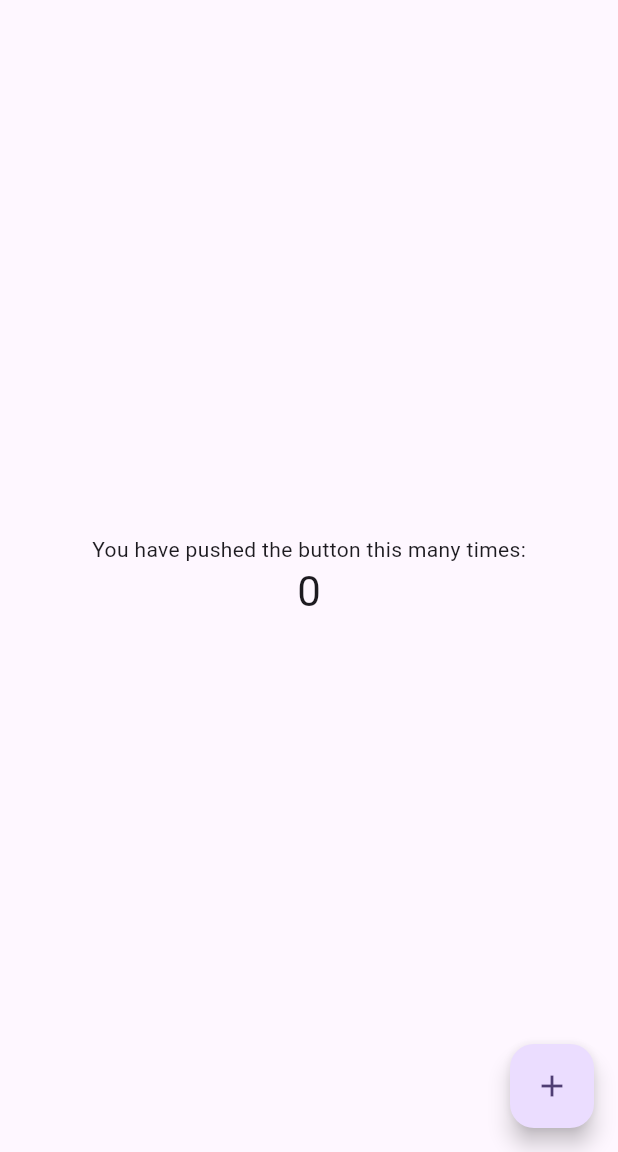
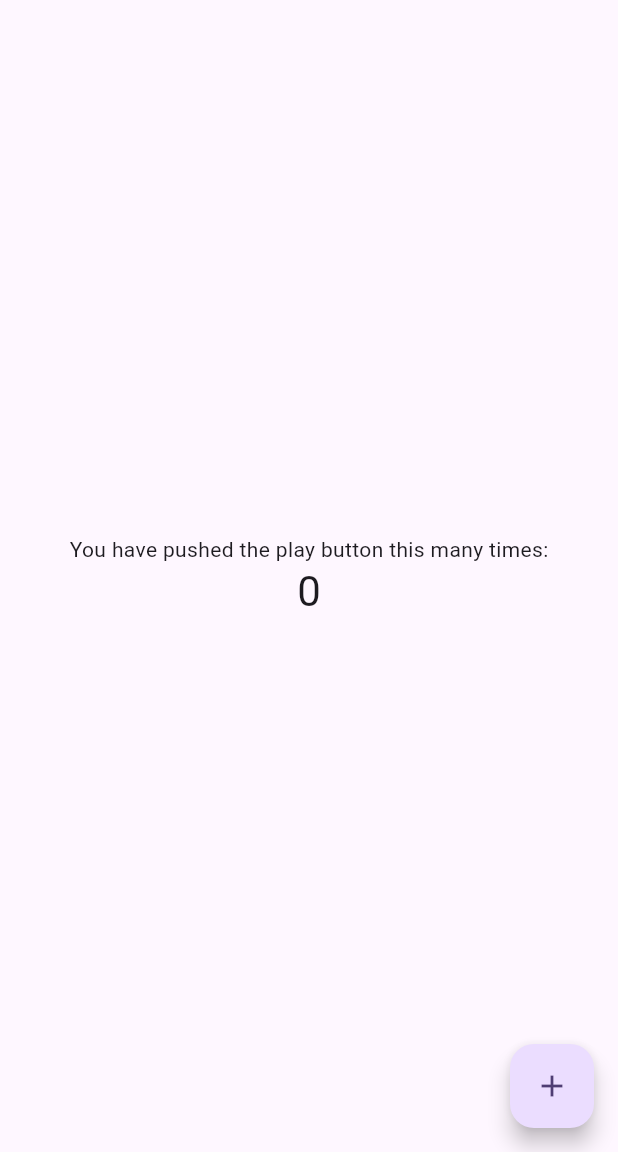
Before and after one commit to PhiGsu/-digital_pet_app, a Flutter app: the screen it shows after launch, on a phone screen of 412 x 824 dp, the part 84-1236 px from its top. Run offline on Flutter 3.47's test engine with Material 3 defaults, Android fonts, the phone set to English and light mode, and no system bars.

Commit message:
Implemented play feature for digital pets

```diff
--- a/lib/main.dart
+++ b/lib/main.dart
@@ -13,21 +13,6 @@ class MyApp extends StatelessWidget {
     return MaterialApp(
       title: 'Flutter Demo',
       theme: ThemeData(
-        // This is the theme of your application.
-        //
-        // TRY THIS: Try running your application with "flutter run". You'll see
-        // the application has a purple toolbar. Then, without quitting the app,
-        // try changing the seedColor in the colorScheme below to Colors.green
-        // and then invoke "hot reload" (save your changes or press the "hot
-        // reload" button in a Flutter-supported IDE, or press "r" if you used
-        // the command line to start the app).
-        //
-        // Notice that the counter didn't reset back to zero; the application
-        // state is not lost during the reload. To reset the state, use hot
-        // restart instead.
-        //
-        // This works for code too, not just values: Most code changes can be
-        // tested with just a hot reload.
         colorScheme: ColorScheme.fromSeed(seedColor: Colors.deepPurple),
         useMaterial3: true,
       ),
@@ -38,15 +23,6 @@ class MyApp extends StatelessWidget {
 
 class MyHomePage extends StatefulWidget {
   const MyHomePage({super.key, required this.title});
-
-  // This widget is the home page of your application. It is stateful, meaning
-  // that it has a State object (defined below) that contains fields that affect
-  // how it looks.
-
-  // This class is the configuration for the state. It holds the values (in this
-  // case the title) provided by the parent (in this case the App widget) and
-  // used by the build method of the State. Fields in a Widget subclass are
-  // always marked "final".
 
   final String title;
 
@@ -59,54 +35,23 @@ class _MyHomePageState extends State<MyHomePage> {
 
   void _incrementCounter() {
     setState(() {
-      // This call to setState tells the Flutter framework that something has
-      // changed in this State, which causes it to rerun the build method below
-      // so that the display can reflect the updated values. If we changed
-      // _counter without calling setState(), then the build method would not be
-      // called again, and so nothing would appear to happen.
       _counter++;
     });
   }
 
   @override
   Widget build(BuildContext context) {
-    // This method is rerun every time setState is called, for instance as done
-    // by the _incrementCounter method above.
-    //
-    // The Flutter framework has been optimized to make rerunning build methods
-    // fast, so that you can just rebuild anything that needs updating rather
-    // than having to individually change instances of widgets.
     return Scaffold(
       appBar: AppBar(
-        // TRY THIS: Try changing the color here to a specific color (to
-        // Colors.amber, perhaps?) and trigger a hot reload to see the AppBar
-        // change color while the other colors stay the same.
         backgroundColor: Theme.of(context).colorScheme.inversePrimary,
-        // Here we take the value from the MyHomePage object that was created by
-        // the App.build method, and use it to set our appbar title.
         title: Text(widget.title),
       ),
       body: Center(
-        // Center is a layout widget. It takes a single child and positions it
-        // in the middle of the parent.
         child: Column(
-          // Column is also a layout widget. It takes a list of children and
-          // arranges them vertically. By default, it sizes itself to fit its
-          // children horizontally, and tries to be as tall as its parent.
-          //
-          // Column has various properties to control how it sizes itself and
-          // how it positions its children. Here we use mainAxisAlignment to
-          // center the children vertically; the main axis here is the vertical
-          // axis because Columns are vertical (the cross axis would be
-          // horizontal).
-          //
-          // TRY THIS: Invoke "debug painting" (choose the "Toggle Debug Paint"
-          // action in the IDE, or press "p" in the console), to see the
-          // wireframe for each widget.
           mainAxisAlignment: MainAxisAlignment.center,
           children: <Widget>[
             const Text(
-              'You have pushed the button this many times:',
+              'You have pushed the play button this many times:',
             ),
             Text(
               '$_counter',
@@ -117,9 +62,9 @@ class _MyHomePageState extends State<MyHomePage> {
       ),
       floatingActionButton: FloatingActionButton(
         onPressed: _incrementCounter,
-        tooltip: 'Increment',
+        tooltip: 'Play',
         child: const Icon(Icons.add),
-      ), // This trailing comma makes auto-formatting nicer for build methods.
+      ),
     );
   }
 }
```
